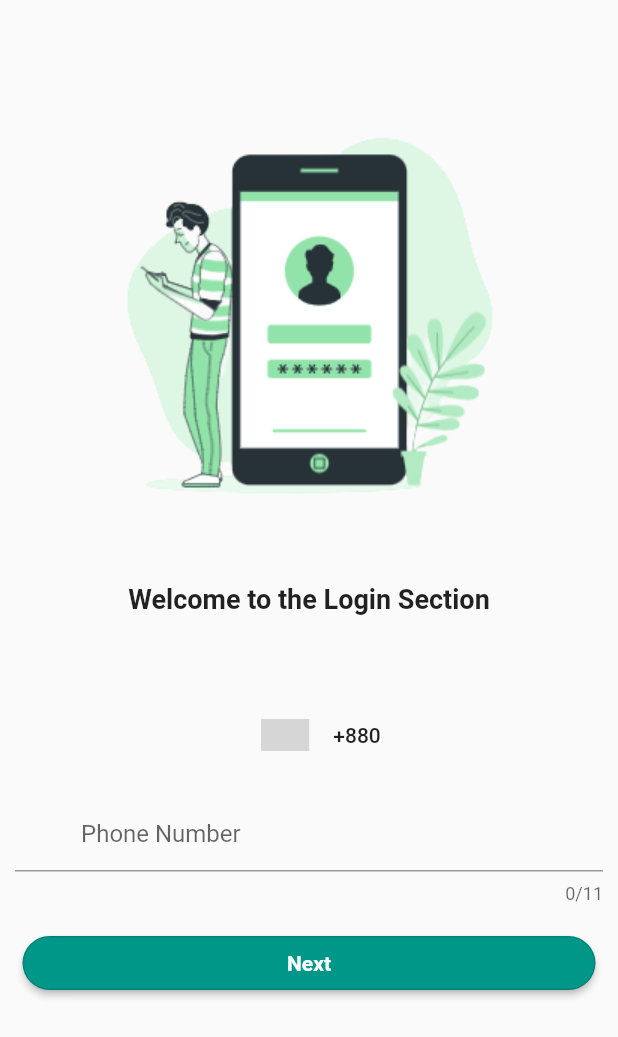
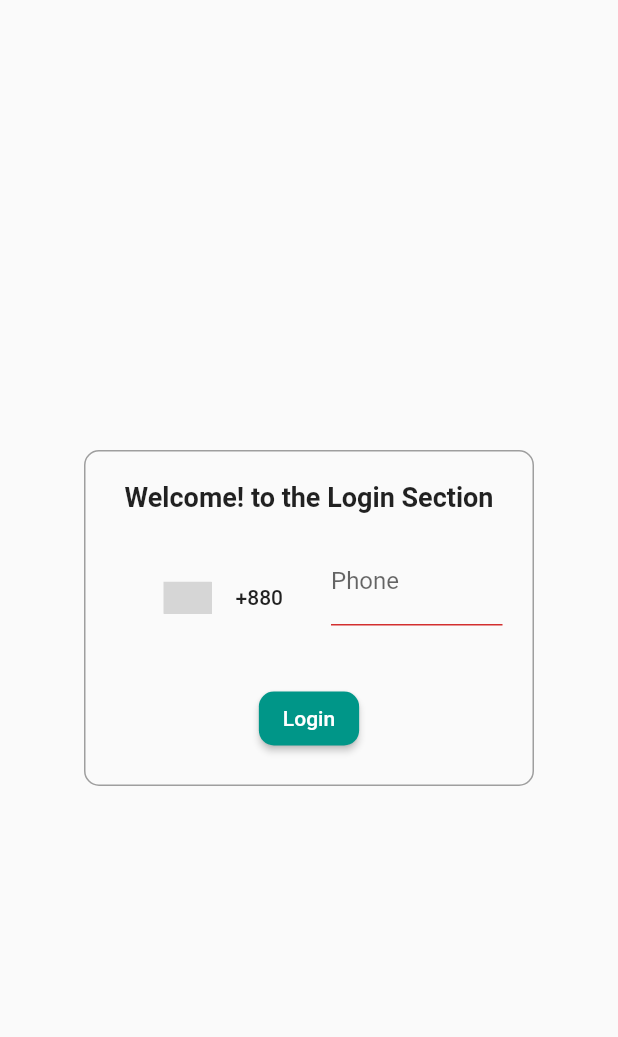
Before and after one commit to saiful1604008/vtroom, a Flutter app: the LoginScreen screen opened directly, on a phone screen of 412 x 824 dp. Shown: the top 1037 px of the screen. Run offline on Flutter 3.47's test engine with Material 2 defaults, Android fonts, the phone set to English and light mode, and no system bars; drawn by our look-alikes of country_code_picker; our stand-ins replace cloud_firestore, firebase_auth, firebase_core, get, pinput; accounts and stored records are empty; grey boxes are pictures that could not be loaded.

Commit message:
commit on 23 feb

```diff
--- a/lib/Screens/LoginPage.dart
+++ b/lib/Screens/LoginPage.dart
@@ -1,135 +1,120 @@
+import 'package:flutter/material.dart';
+import 'package:cloud_firestore/cloud_firestore.dart';
 import 'package:country_code_picker/country_code_picker.dart';
-import 'package:flutter/material.dart';
-import 'package:vtroom/Screens/OTPScreen.dart';
-import 'package:cloud_firestore/cloud_firestore.dart';
-import 'package:vtroom/Screens/home_screen/HomePage.dart';
 
 class LoginScreen extends StatefulWidget {
-  const LoginScreen({Key? key}) : super(key: key);
-
   @override
-  State<LoginScreen> createState() => _LoginScreenState();
+  _LoginScreenState createState() => _LoginScreenState();
 }
 
 class _LoginScreenState extends State<LoginScreen> {
-  String dialCodeDigits = "+880";
-  TextEditingController _controller = TextEditingController();
+  final _phoneController = TextEditingController();
+  final _formKey = GlobalKey<FormState>();
+  String _errorText = '';
+  String _countryCode = '+880';
 
-  void saveDataToFirestore(String phone, String codeDigits) async {
-    final FirebaseFirestore firestore = FirebaseFirestore.instance;
-    final CollectionReference usersCollection = firestore.collection('users');
-
-    try {
-      await usersCollection.add({
+  void _submit() async {
+    final phone = _countryCode + _phoneController.text.trim();
+    final usersRef = FirebaseFirestore.instance.collection('signup');
+    final userDoc = await usersRef.doc(phone).get();
+    if (!userDoc.exists) {
+      setState(() {
+        _errorText = 'Phone number not found';
+      });
+      return;
+    }
+    // Save user's login information in a collection called 'logins'
+    // with the document ID set to the user's phone number
+    final loginsRef = FirebaseFirestore.instance.collection('logins');
+    final loginData = {
       'phone': phone,
-        'codeDigits': codeDigits,
-      });
-      print("Data added successfully to Firestore");
-    } catch (e) {
-      print("Error adding data to Firestore: $e");
-    }
+      'timestamp': FieldValue.serverTimestamp(),
+    };
+    await loginsRef.doc(phone).set(loginData);
+    // Give access to the home page
+    Navigator.pushReplacementNamed(context, '/home');
   }
 
   @override
   Widget build(BuildContext context) {
     return Scaffold(
-      body: SingleChildScrollView(
+      body: Center(
+        child: Container(
+          width: 300,
+          padding: EdgeInsets.all(20),
+          decoration: BoxDecoration(
+            borderRadius: BorderRadius.circular(10),
+            border: Border.all(color: Colors.grey),
+          ),
           child: Column(
-          mainAxisAlignment: MainAxisAlignment.center,
+            mainAxisSize: MainAxisSize.min,
             children: [
-            const SizedBox(
-              height: 30,
+              Text(
+                'Welcome! to the Login Section',
+                style: TextStyle(fontSize: 18, fontWeight: FontWeight.bold),
               ),
-            Padding(
-              padding: const EdgeInsets.only(left: 20.0, right: 20.0),
-              child: Image.asset("assets/images/login.png"),
+              SizedBox(height: 16),
+              Form(
+                key: _formKey,
+                child: Column(
+                  children: [
+                    Row(
+                      children: [
+                        CountryCodePicker(
+                          onChanged: (code) {
+                            setState(() {
+                              _countryCode = code.toString();
+                            });
+                          },
+                          initialSelection: 'BD',
+                          favorite: ['+880'],
+                          showCountryOnly: false,
+                          showOnlyCountryWhenClosed: false,
+                          alignLeft: false,
                         ),
-            Container(
-              margin: EdgeInsets.only(top: 10),
-              child: const Center(
-                child: Text(
-                  "Welcome to the Login Section",
-                  style: TextStyle(fontWeight: FontWeight.bold, fontSize: 18),
+                        SizedBox(width: 16),
+                        Expanded(
+                          child: TextFormField(
+                            controller: _phoneController,
+                            keyboardType: TextInputType.phone,
+                            decoration: InputDecoration(
+                              labelText: 'Phone',
+                              hintText: 'Enter your phone number',
+                              errorText: _errorText,
+                            ),
+                            validator: (value) {
+                              if (value!.trim().isEmpty) {
+                                return 'Phone number is required';
+                              }
+                              return null;
+                            },
                           ),
                         ),
+                      ],
                     ),
-            const SizedBox(
-              height: 50,
-            ),
-            SizedBox(
-              width: 400,
-              height: 60,
-              child: CountryCodePicker(
-                onChanged: (country) {
-                  setState(() {
-                    dialCodeDigits = country.dialCode!;
-                  });
-                },
-                initialSelection: "BD",
-                showCountryOnly: false,
-                showOnlyCountryWhenClosed: false,
-              ),
-            ),
-            Container(
-              margin: EdgeInsets.only(top: 10, right: 10, left: 10),
-              child: TextField(
-                decoration: InputDecoration(
-                  hintText: "Phone Number",
-                  labelStyle: TextStyle(color: Colors.teal),
-                  prefix: Padding(
-                    padding: EdgeInsets.all(4),
-                    child: Text(dialCodeDigits),
-                  ),
-                ),
-                maxLength: 11,
-                keyboardType: TextInputType.number,
-                controller: _controller,
-              ),
-            ),
-            Container(
-              margin: EdgeInsets.all(15),
-              width: double.infinity,
-              child: MaterialButton(
-                onPressed: () async {
-
-                  final FirebaseFirestore firestore =
-                      FirebaseFirestore.instance;
-                  final CollectionReference usersCollection =
-                  firestore.collection('users');
-                  final QuerySnapshot snapshot = await usersCollection
-                      .where("phone", isEqualTo: _controller.text)
-                      .get();
-                  if (snapshot.docs.length == 0) {
-                    saveDataToFirestore(_controller.text, dialCodeDigits);
-                    Navigator.of(context).push(MaterialPageRoute(
-                        builder: (c) => OTPControllerScreen(
-                          phone: _controller.text,
-                          codeDigits: dialCodeDigits,
-                        )));
-                  } else {
-                    // Phone number found in Firestore
-                    Navigator.of(context)
-                        .push(MaterialPageRoute(builder: (c) => HomeScreen()));
+                    SizedBox(height: 16),
+                    ElevatedButton(
+                      onPressed: () {
+                        if (_formKey.currentState!.validate()) {
+                          _submit();
                         }
                       },
-
+                      child: Text('Login'),
+                      style: ElevatedButton.styleFrom(
+                        primary: Colors.teal, // set the background color
                         shape: RoundedRectangleBorder(
-                  borderRadius: BorderRadius.circular(18.0),
-                  side: BorderSide(color: Colors.black12),
-                ),
-                color: Colors.teal,
-                child: const Text(
-                  'Next',
-                  style: TextStyle(
-                    color: Colors.white,
-                    fontWeight: FontWeight.bold,
-                  ),
+                          borderRadius: BorderRadius.circular(
+                              10), // set the radius border
                         ),
                       ),
                     ),
                   ],
                 ),
               ),
+            ],
+          ),
+        ),
+      ),
     );
   }
 }
--- a/pubspec.yaml
+++ b/pubspec.yaml
@@ -45,6 +45,7 @@ dependencies:
   cloud_firestore: ^4.3.1
   get: ^4.6.5
   foundation_flutter: ^0.2.0
+  pin_code_fields: ^7.4.0
 
 
 dev_dependencies:
```
Also changed, not shown: lib/Screens/OTPScreen.dart (+6 -5 lines), lib/Screens/SignUp.dart (added, +223 -0 lines), lib/Screens/WelcomeScreen.dart (+28 -6 lines), pubspec.lock. Lines whose indentation alone changed are shown as unchanged.
